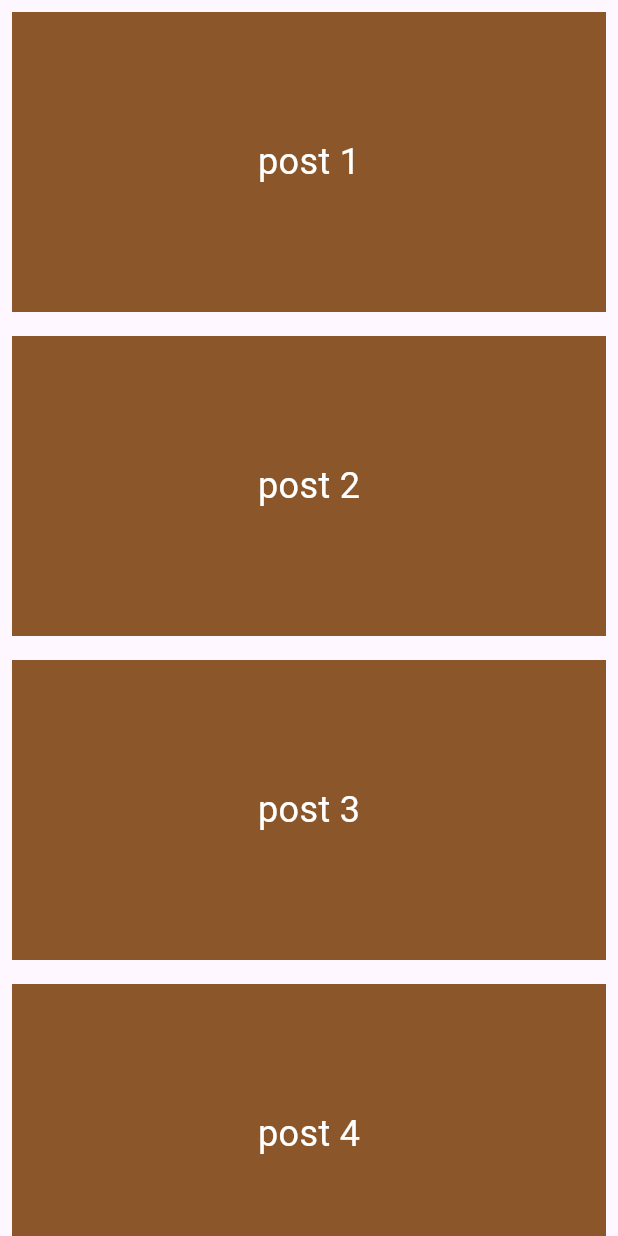
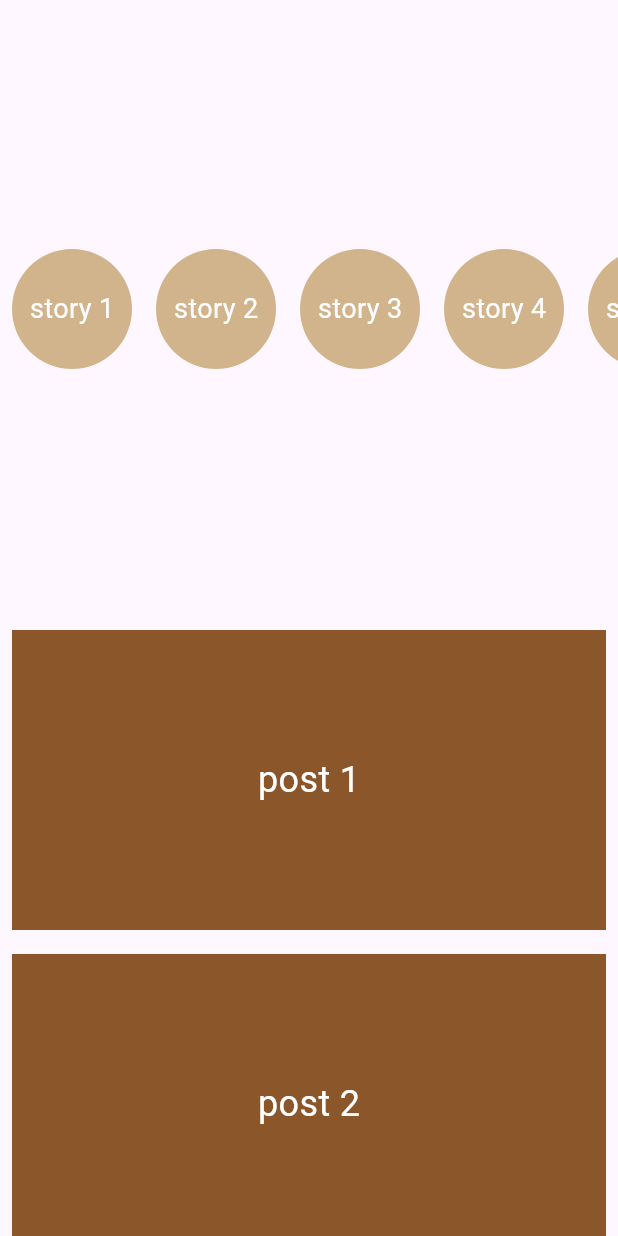
Before and after one commit to jovincia/listview_and_builder, a Flutter app: the screen it shows after launch, on a phone screen of 412 x 824 dp. Run offline on Flutter 3.47's test engine with Material 3 defaults, Android fonts, the phone set to English and light mode, and no system bars; our stand-ins replace google_fonts; Roboto replaces fonts that are missing (Calligraffitti).

Commit message:
add circle

```diff
--- /dev/null
+++ b/lib/circle.dart
@@ -0,0 +1,35 @@
+import "package:flutter/material.dart";
+import "package:listview_builder/colors.dart";
+import 'package:google_fonts/google_fonts.dart';
+
+class MyCircle extends StatelessWidget {
+ final String child;
+
+  MyCircle({required this.child} );
+  @override
+  Widget build(BuildContext context) {
+    return Padding(
+      padding: const EdgeInsets.all(8.0),
+      child: Container(
+        height: 80,
+        width: 80,
+        decoration: BoxDecoration(
+          shape: BoxShape.circle,
+          color: MainColors.brownNude,
+
+
+        ),
+        child: Center(
+          child: Text(
+              child,
+              style: GoogleFonts.calligraffitti(
+                fontSize:18,
+                color:MainColors.white,
+              ),
+            ),
+        ),
+      ),
+     /*  */
+    );
+  }
+}
--- a/lib/home_page.dart
+++ b/lib/home_page.dart
@@ -1,10 +1,10 @@
 import "package:flutter/material.dart";
+import "package:listview_builder/circle.dart";
 import "package:listview_builder/square.dart";
-
 
 class HomePage extends StatelessWidget {
   HomePage({super.key});
-    final List post = [
+  final List post = [
     'post 1',
     'post 2',
     'post 3',
@@ -14,14 +14,30 @@ class HomePage extends StatelessWidget {
     'post 7',
   ];
 
+  final List stories = [
+    'story 1',
+    'story 2',
+    'story 3',
+    'story 4',
+    'story 5',
+    'story 6',
+    'story 7',
+  ];
+
   @override
   Widget build(BuildContext context) {
     return Scaffold(
       body: Column(
         children: [
           //Instagram stories
-
-
+          Expanded(
+            child: ListView.builder(
+                itemCount: stories.length,
+                scrollDirection: Axis.horizontal,
+                itemBuilder: (context, index) {
+                  return MyCircle(child: stories[index]);
+                }),
+          ),
 
           //Instagram posts
 
@@ -35,8 +51,6 @@ class HomePage extends StatelessWidget {
                       );
                     })),
           ),
-
-
         ],
       ),
     );
```
